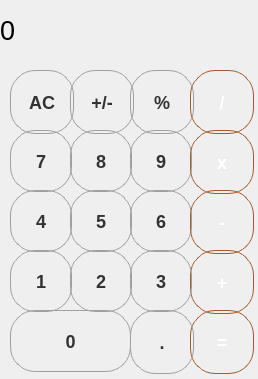
Before: the Qt Designer form Calculator/mainwindow.ui in Sergachevaa/Calculator, drawn with Qt 5.
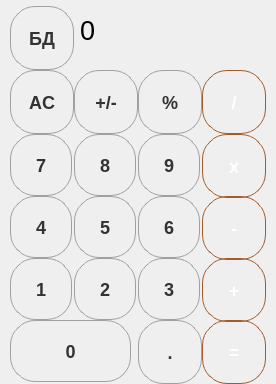
After: the same form once the commit is applied.

Diff of the .ui file:
```diff
--- a/Calculator/mainwindow.ui
+++ b/Calculator/mainwindow.ui
@@ -6,8 +6,8 @@
    <rect>
     <x>0</x>
     <y>0</y>
-    <width>258</width>
-    <height>379</height>
+    <width>276</width>
+    <height>384</height>
    </rect>
   </property>
   <property name="windowTitle">
@@ -20,9 +20,9 @@
    <widget class="QLabel" name="result">
     <property name="geometry">
      <rect>
-      <x>0</x>
+      <x>80</x>
       <y>0</y>
-      <width>241</width>
+      <width>161</width>
       <height>61</height>
      </rect>
     </property>
@@ -88,7 +88,7 @@
    <widget class="QPushButton" name="pushButton_plus_min">
     <property name="geometry">
      <rect>
-      <x>70</x>
+      <x>74</x>
       <y>70</y>
       <width>64</width>
       <height>64</height>
@@ -130,7 +130,7 @@
    <widget class="QPushButton" name="pushButton_percent">
     <property name="geometry">
      <rect>
-      <x>130</x>
+      <x>138</x>
       <y>70</y>
       <width>64</width>
       <height>64</height>
@@ -172,7 +172,7 @@
    <widget class="QPushButton" name="pushButton_del">
     <property name="geometry">
      <rect>
-      <x>190</x>
+      <x>202</x>
       <y>70</y>
       <width>64</width>
       <height>64</height>
@@ -214,7 +214,7 @@
     <property name="geometry">
      <rect>
       <x>10</x>
-      <y>130</y>
+      <y>134</y>
       <width>62</width>
       <height>62</height>
      </rect>
@@ -253,8 +253,8 @@
    <widget class="QPushButton" name="pushButton_8">
     <property name="geometry">
      <rect>
-      <x>70</x>
-      <y>130</y>
+      <x>74</x>
+      <y>134</y>
       <width>62</width>
       <height>62</height>
      </rect>
@@ -293,8 +293,8 @@
    <widget class="QPushButton" name="pushButton_9">
     <property name="geometry">
      <rect>
-      <x>130</x>
-      <y>130</y>
+      <x>138</x>
+      <y>134</y>
       <width>62</width>
       <height>62</height>
      </rect>
@@ -333,8 +333,8 @@
    <widget class="QPushButton" name="pushButton_mult">
     <property name="geometry">
      <rect>
-      <x>190</x>
-      <y>130</y>
+      <x>202</x>
+      <y>134</y>
       <width>64</width>
       <height>64</height>
      </rect>
@@ -375,7 +375,7 @@
     <property name="geometry">
      <rect>
       <x>10</x>
-      <y>190</y>
+      <y>196</y>
       <width>62</width>
       <height>62</height>
      </rect>
@@ -414,8 +414,8 @@
    <widget class="QPushButton" name="pushButton_5">
     <property name="geometry">
      <rect>
-      <x>70</x>
-      <y>190</y>
+      <x>74</x>
+      <y>196</y>
       <width>62</width>
       <height>62</height>
      </rect>
@@ -454,8 +454,8 @@
    <widget class="QPushButton" name="pushButton_6">
     <property name="geometry">
      <rect>
-      <x>130</x>
-      <y>190</y>
+      <x>138</x>
+      <y>196</y>
       <width>62</width>
       <height>62</height>
      </rect>
@@ -494,8 +494,8 @@
    <widget class="QPushButton" name="pushButton_minus">
     <property name="geometry">
      <rect>
-      <x>190</x>
-      <y>190</y>
+      <x>202</x>
+      <y>196</y>
       <width>64</width>
       <height>64</height>
      </rect>
@@ -536,7 +536,7 @@
     <property name="geometry">
      <rect>
       <x>10</x>
-      <y>250</y>
+      <y>258</y>
       <width>62</width>
       <height>62</height>
      </rect>
@@ -575,8 +575,8 @@
    <widget class="QPushButton" name="pushButton_plus">
     <property name="geometry">
      <rect>
-      <x>190</x>
-      <y>250</y>
+      <x>202</x>
+      <y>258</y>
       <width>64</width>
       <height>64</height>
      </rect>
@@ -616,8 +616,8 @@
    <widget class="QPushButton" name="pushButton_2">
     <property name="geometry">
      <rect>
-      <x>70</x>
-      <y>250</y>
+      <x>74</x>
+      <y>258</y>
       <width>62</width>
       <height>62</height>
      </rect>
@@ -656,8 +656,8 @@
    <widget class="QPushButton" name="pushButton_3">
     <property name="geometry">
      <rect>
-      <x>130</x>
-      <y>250</y>
+      <x>138</x>
+      <y>258</y>
       <width>62</width>
       <height>62</height>
      </rect>
@@ -697,7 +697,7 @@
     <property name="geometry">
      <rect>
       <x>10</x>
-      <y>310</y>
+      <y>320</y>
       <width>121</width>
       <height>62</height>
      </rect>
@@ -736,8 +736,8 @@
    <widget class="QPushButton" name="pushButton_equally">
     <property name="geometry">
      <rect>
-      <x>190</x>
-      <y>310</y>
+      <x>202</x>
+      <y>320</y>
       <width>64</width>
       <height>64</height>
      </rect>
@@ -777,8 +777,8 @@
    <widget class="QPushButton" name="pushButton_point">
     <property name="geometry">
      <rect>
-      <x>130</x>
-      <y>310</y>
+      <x>138</x>
+      <y>320</y>
       <width>64</width>
       <height>64</height>
      </rect>
@@ -816,6 +816,48 @@
      <string>.</string>
     </property>
    </widget>
+   <widget class="QPushButton" name="pushButton_load">
+    <property name="geometry">
+     <rect>
+      <x>10</x>
+      <y>6</y>
+      <width>64</width>
+      <height>64</height>
+     </rect>
+    </property>
+    <property name="styleSheet">
+     <string notr="true">QPushButton {
+    background-color: qlineargradient(x1: 0, y1: 0, x2: 0, y2: 1,
+                                      stop: 0 #e8e8e8, stop: 1 #d7d7d7);
+    border: 1px solid #a0a0a0;
+    border-radius: 25px;
+    min-width: 50px;
+    min-height: 50px;
+
+    color: #333;
+    font-size: 18px;
+    font-weight: bold;
+
+    padding: 6px;
+}
+
+QPushButton:hover {
+    background-color: qlineargradient(x1: 0, y1: 0, x2: 0, y2: 1,
+                                      stop: 0 #f0f0f0, stop: 1 #cfcfcf);
+    border: 1px solid #888;
+}
+
+QPushButton:pressed {
+    background-color: qlineargradient(x1: 0, y1: 0, x2: 0, y2: 1,
+                                      stop: 0 #cacaca, stop: 1 #e0e0e0);
+    padding-left: 8px;
+    padding-top: 8px;
+}</string>
+    </property>
+    <property name="text">
+     <string>БД</string>
+    </property>
+   </widget>
   </widget>
  </widget>
  <resources/>
```
Left out of the diff: 2 changed lines with no effect on the pictures.
